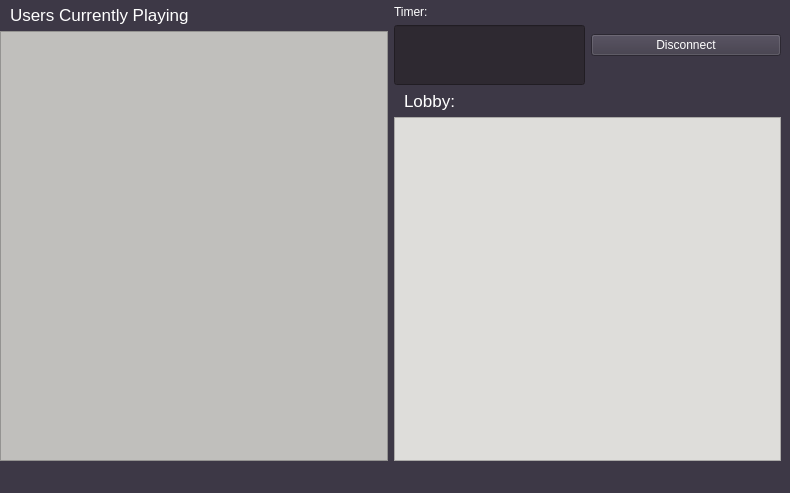
Qt form mainwindow.ui (pprzybylska/panstwa-miasta) before a commit.
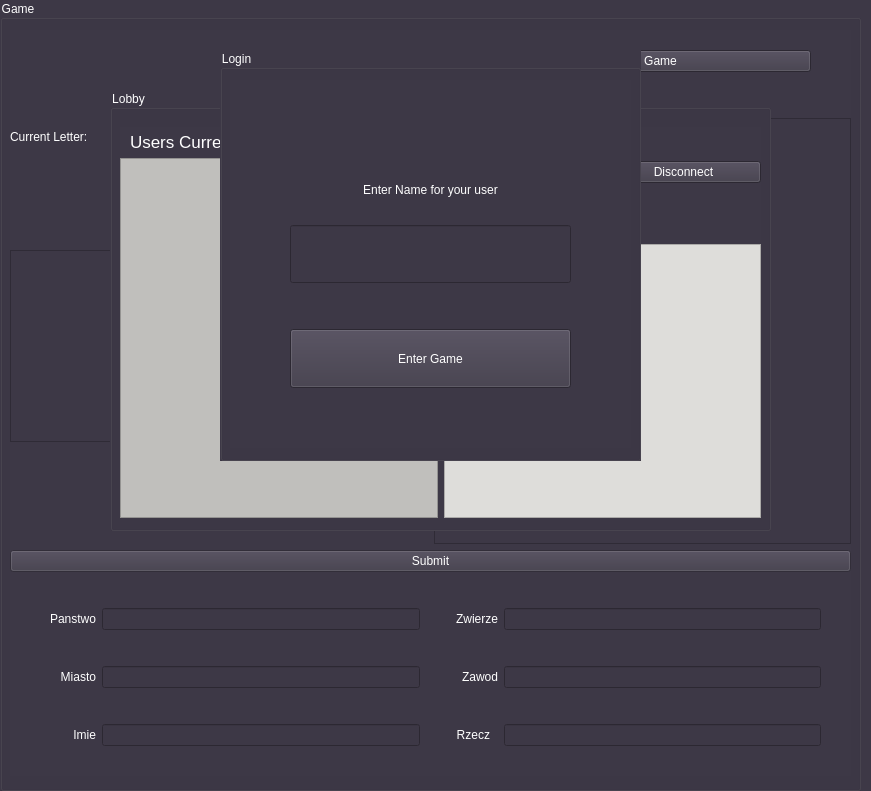
The same form after that commit.

Patch:
```diff
--- a/mainwindow.ui
+++ b/mainwindow.ui
@@ -6,8 +6,8 @@
    <rect>
     <x>0</x>
     <y>0</y>
-    <width>790</width>
-    <height>493</height>
+    <width>871</width>
+    <height>791</height>
    </rect>
   </property>
   <property name="windowTitle">
@@ -20,13 +20,28 @@
    <property name="styleSheet">
     <string notr="true">QWidget { background-color: rgb(61, 56, 70); color: white;}</string>
    </property>
-   <widget class="QWidget" name="horizontalLayoutWidget">
+   <widget class="QGroupBox" name="LobbyGroup">
+    <property name="enabled">
+     <bool>true</bool>
+    </property>
     <property name="geometry">
      <rect>
-      <x>0</x>
-      <y>0</y>
-      <width>781</width>
-      <height>461</height>
+      <x>110</x>
+      <y>90</y>
+      <width>661</width>
+      <height>441</height>
+     </rect>
+    </property>
+    <property name="title">
+     <string>Lobby</string>
+    </property>
+    <widget class="QWidget" name="horizontalWidget" native="true">
+     <property name="geometry">
+      <rect>
+       <x>10</x>
+       <y>37</y>
+       <width>641</width>
+       <height>391</height>
      </rect>
     </property>
     <layout class="QHBoxLayout" name="basicLayout">
@@ -71,6 +86,9 @@
        </item>
        <item>
         <widget class="QListWidget" name="usersList">
+          <property name="enabled">
+           <bool>false</bool>
+          </property>
          <property name="sizePolicy">
           <sizepolicy hsizetype="Preferred" vsizetype="Expanding">
            <horstretch>0</horstretch>
@@ -115,8 +133,11 @@
            </item>
            <item>
             <widget class="QLineEdit" name="showTimer">
+              <property name="enabled">
+               <bool>false</bool>
+              </property>
              <property name="sizePolicy">
-              <sizepolicy hsizetype="Preferred" vsizetype="Preferred">
+               <sizepolicy hsizetype="Ignored" vsizetype="Preferred">
                <horstretch>0</horstretch>
                <verstretch>0</verstretch>
               </sizepolicy>
@@ -127,9 +148,30 @@
                <height>60</height>
               </size>
              </property>
+              <property name="font">
+               <font>
+                <pointsize>25</pointsize>
+                <bold>true</bold>
+               </font>
+              </property>
+              <property name="cursor">
+               <cursorShape>ArrowCursor</cursorShape>
+              </property>
+              <property name="focusPolicy">
+               <enum>Qt::NoFocus</enum>
+              </property>
              <property name="styleSheet">
               <string notr="true">QLineEdit { background-color : rgb(46, 41, 49); color : white; }</string>
              </property>
+              <property name="maxLength">
+               <number>255</number>
+              </property>
+              <property name="alignment">
+               <set>Qt::AlignCenter</set>
+              </property>
+              <property name="readOnly">
+               <bool>false</bool>
+              </property>
             </widget>
            </item>
           </layout>
@@ -172,6 +214,9 @@
          </item>
          <item>
           <widget class="QListWidget" name="listLobby">
+            <property name="enabled">
+             <bool>false</bool>
+            </property>
            <property name="sizePolicy">
             <sizepolicy hsizetype="Preferred" vsizetype="Expanding">
              <horstretch>0</horstretch>
@@ -189,6 +234,740 @@
      </item>
     </layout>
    </widget>
+   </widget>
+   <widget class="QGroupBox" name="GameGroup">
+    <property name="geometry">
+     <rect>
+      <x>0</x>
+      <y>0</y>
+      <width>861</width>
+      <height>791</height>
+     </rect>
+    </property>
+    <property name="sizePolicy">
+     <sizepolicy hsizetype="Preferred" vsizetype="Preferred">
+      <horstretch>0</horstretch>
+      <verstretch>0</verstretch>
+     </sizepolicy>
+    </property>
+    <property name="title">
+     <string>Game</string>
+    </property>
+    <widget class="QWidget" name="verticalLayoutWidget">
+     <property name="geometry">
+      <rect>
+       <x>10</x>
+       <y>30</y>
+       <width>841</width>
+       <height>746</height>
+      </rect>
+     </property>
+     <layout class="QVBoxLayout" name="basicLayout_2">
+      <item>
+       <layout class="QHBoxLayout" name="horizontalLayout" stretch="0,0">
+        <property name="sizeConstraint">
+         <enum>QLayout::SetDefaultConstraint</enum>
+        </property>
+        <item>
+         <layout class="QVBoxLayout" name="LetterLayout">
+          <item>
+           <widget class="QLabel" name="letterLabel">
+            <property name="enabled">
+             <bool>false</bool>
+            </property>
+            <property name="sizePolicy">
+             <sizepolicy hsizetype="Preferred" vsizetype="Fixed">
+              <horstretch>0</horstretch>
+              <verstretch>0</verstretch>
+             </sizepolicy>
+            </property>
+            <property name="text">
+             <string>Current Letter:</string>
+            </property>
+           </widget>
+          </item>
+          <item>
+           <widget class="QTextEdit" name="letterEdit">
+            <property name="enabled">
+             <bool>false</bool>
+            </property>
+            <property name="sizePolicy">
+             <sizepolicy hsizetype="Expanding" vsizetype="Fixed">
+              <horstretch>0</horstretch>
+              <verstretch>0</verstretch>
+             </sizepolicy>
+            </property>
+            <property name="font">
+             <font>
+              <pointsize>70</pointsize>
+              <bold>true</bold>
+              <underline>false</underline>
+             </font>
+            </property>
+            <property name="styleSheet">
+             <string notr="true">QTextEdit {color: green;}</string>
+            </property>
+            <property name="readOnly">
+             <bool>true</bool>
+            </property>
+            <property name="textInteractionFlags">
+             <set>Qt::NoTextInteraction</set>
+            </property>
+           </widget>
+          </item>
+         </layout>
+        </item>
+        <item>
+         <layout class="QVBoxLayout" name="verticalLayout">
+          <item>
+           <spacer name="verticalSpacer_4">
+            <property name="orientation">
+             <enum>Qt::Vertical</enum>
+            </property>
+            <property name="sizeType">
+             <enum>QSizePolicy::Fixed</enum>
+            </property>
+            <property name="sizeHint" stdset="0">
+             <size>
+              <width>20</width>
+              <height>20</height>
+             </size>
+            </property>
+           </spacer>
+          </item>
+          <item>
+           <layout class="QGridLayout" name="gridLayout_2">
+            <item row="0" column="0">
+             <spacer name="horizontalSpacer_10">
+              <property name="orientation">
+               <enum>Qt::Horizontal</enum>
+              </property>
+              <property name="sizeType">
+               <enum>QSizePolicy::Fixed</enum>
+              </property>
+              <property name="sizeHint" stdset="0">
+               <size>
+                <width>40</width>
+                <height>20</height>
+               </size>
+              </property>
+             </spacer>
+            </item>
+            <item row="0" column="1">
+             <widget class="QPushButton" name="leaveBtn">
+              <property name="enabled">
+               <bool>true</bool>
+              </property>
+              <property name="sizePolicy">
+               <sizepolicy hsizetype="Minimum" vsizetype="Fixed">
+                <horstretch>0</horstretch>
+                <verstretch>0</verstretch>
+               </sizepolicy>
+              </property>
+              <property name="baseSize">
+               <size>
+                <width>0</width>
+                <height>0</height>
+               </size>
+              </property>
+              <property name="text">
+               <string>Leave Game</string>
+              </property>
+             </widget>
+            </item>
+            <item row="0" column="2">
+             <spacer name="horizontalSpacer_11">
+              <property name="orientation">
+               <enum>Qt::Horizontal</enum>
+              </property>
+              <property name="sizeType">
+               <enum>QSizePolicy::Fixed</enum>
+              </property>
+              <property name="sizeHint" stdset="0">
+               <size>
+                <width>40</width>
+                <height>20</height>
+               </size>
+              </property>
+             </spacer>
+            </item>
+            <item row="1" column="1">
+             <spacer name="verticalSpacer_5">
+              <property name="orientation">
+               <enum>Qt::Vertical</enum>
+              </property>
+              <property name="sizeType">
+               <enum>QSizePolicy::Fixed</enum>
+              </property>
+              <property name="sizeHint" stdset="0">
+               <size>
+                <width>20</width>
+                <height>20</height>
+               </size>
+              </property>
+             </spacer>
+            </item>
+           </layout>
+          </item>
+          <item>
+           <widget class="QLabel" name="timeLabel">
+            <property name="enabled">
+             <bool>false</bool>
+            </property>
+            <property name="sizePolicy">
+             <sizepolicy hsizetype="Preferred" vsizetype="Fixed">
+              <horstretch>0</horstretch>
+              <verstretch>0</verstretch>
+             </sizepolicy>
+            </property>
+            <property name="frameShape">
+             <enum>QFrame::NoFrame</enum>
+            </property>
+            <property name="text">
+             <string>Timer:</string>
+            </property>
+            <property name="indent">
+             <number>10</number>
+            </property>
+           </widget>
+          </item>
+          <item>
+           <widget class="QTextEdit" name="timerEdit">
+            <property name="enabled">
+             <bool>false</bool>
+            </property>
+            <property name="sizePolicy">
+             <sizepolicy hsizetype="Expanding" vsizetype="Ignored">
+              <horstretch>0</horstretch>
+              <verstretch>0</verstretch>
+             </sizepolicy>
+            </property>
+            <property name="font">
+             <font>
+              <pointsize>60</pointsize>
+              <italic>false</italic>
+              <bold>true</bold>
+             </font>
+            </property>
+            <property name="layoutDirection">
+             <enum>Qt::RightToLeft</enum>
+            </property>
+            <property name="styleSheet">
+             <string notr="true">QTextEdit {align=&quot;center&quot;}</string>
+            </property>
+            <property name="verticalScrollBarPolicy">
+             <enum>Qt::ScrollBarAlwaysOff</enum>
+            </property>
+            <property name="horizontalScrollBarPolicy">
+             <enum>Qt::ScrollBarAlwaysOff</enum>
+            </property>
+            <property name="sizeAdjustPolicy">
+             <enum>QAbstractScrollArea::AdjustIgnored</enum>
+            </property>
+            <property name="textInteractionFlags">
+             <set>Qt::NoTextInteraction</set>
+            </property>
+           </widget>
+          </item>
+         </layout>
+        </item>
+       </layout>
+      </item>
+      <item>
+       <widget class="QPushButton" name="submitBtn">
+        <property name="enabled">
+         <bool>false</bool>
+        </property>
+        <property name="text">
+         <string>Submit</string>
+        </property>
+       </widget>
+      </item>
+      <item>
+       <layout class="QGridLayout" name="enterAnswer">
+        <item row="6" column="2">
+         <spacer name="verticalSpacer_6">
+          <property name="orientation">
+           <enum>Qt::Vertical</enum>
+          </property>
+          <property name="sizeType">
+           <enum>QSizePolicy::Fixed</enum>
+          </property>
+          <property name="sizeHint" stdset="0">
+           <size>
+            <width>20</width>
+            <height>30</height>
+           </size>
+          </property>
+         </spacer>
+        </item>
+        <item row="3" column="4">
+         <widget class="QLabel" name="zawodLabel">
+          <property name="text">
+           <string>Zawod</string>
+          </property>
+          <property name="alignment">
+           <set>Qt::AlignRight|Qt::AlignTrailing|Qt::AlignVCenter</set>
+          </property>
+         </widget>
+        </item>
+        <item row="1" column="6">
+         <spacer name="horizontalSpacer_7">
+          <property name="orientation">
+           <enum>Qt::Horizontal</enum>
+          </property>
+          <property name="sizeType">
+           <enum>QSizePolicy::Fixed</enum>
+          </property>
+          <property name="sizeHint" stdset="0">
+           <size>
+            <width>30</width>
+            <height>20</height>
+           </size>
+          </property>
+         </spacer>
+        </item>
+        <item row="3" column="5">
+         <widget class="QLineEdit" name="zawodLine">
+          <property name="sizePolicy">
+           <sizepolicy hsizetype="Preferred" vsizetype="Fixed">
+            <horstretch>0</horstretch>
+            <verstretch>0</verstretch>
+           </sizepolicy>
+          </property>
+         </widget>
+        </item>
+        <item row="5" column="0">
+         <spacer name="horizontalSpacer_6">
+          <property name="orientation">
+           <enum>Qt::Horizontal</enum>
+          </property>
+          <property name="sizeType">
+           <enum>QSizePolicy::Fixed</enum>
+          </property>
+          <property name="sizeHint" stdset="0">
+           <size>
+            <width>40</width>
+            <height>20</height>
+           </size>
+          </property>
+         </spacer>
+        </item>
+        <item row="5" column="4">
+         <widget class="QLabel" name="rzeczLabel">
+          <property name="sizePolicy">
+           <sizepolicy hsizetype="Fixed" vsizetype="Preferred">
+            <horstretch>0</horstretch>
+            <verstretch>0</verstretch>
+           </sizepolicy>
+          </property>
+          <property name="text">
+           <string>Rzecz</string>
+          </property>
+          <property name="alignment">
+           <set>Qt::AlignRight|Qt::AlignTrailing|Qt::AlignVCenter</set>
+          </property>
+         </widget>
+        </item>
+        <item row="1" column="1">
+         <widget class="QLabel" name="panstwoLabel">
+          <property name="sizePolicy">
+           <sizepolicy hsizetype="Preferred" vsizetype="Preferred">
+            <horstretch>0</horstretch>
+            <verstretch>0</verstretch>
+           </sizepolicy>
+          </property>
+          <property name="layoutDirection">
+           <enum>Qt::LeftToRight</enum>
+          </property>
+          <property name="text">
+           <string>Panstwo</string>
+          </property>
+          <property name="alignment">
+           <set>Qt::AlignRight|Qt::AlignTrailing|Qt::AlignVCenter</set>
+          </property>
+         </widget>
+        </item>
+        <item row="3" column="3">
+         <spacer name="horizontalSpacer_2">
+          <property name="orientation">
+           <enum>Qt::Horizontal</enum>
+          </property>
+          <property name="sizeType">
+           <enum>QSizePolicy::Fixed</enum>
+          </property>
+          <property name="sizeHint" stdset="0">
+           <size>
+            <width>30</width>
+            <height>20</height>
+           </size>
+          </property>
+         </spacer>
+        </item>
+        <item row="1" column="4">
+         <widget class="QLabel" name="zwierzeLabel">
+          <property name="sizePolicy">
+           <sizepolicy hsizetype="Preferred" vsizetype="Preferred">
+            <horstretch>0</horstretch>
+            <verstretch>0</verstretch>
+           </sizepolicy>
+          </property>
+          <property name="minimumSize">
+           <size>
+            <width>0</width>
+            <height>0</height>
+           </size>
+          </property>
+          <property name="text">
+           <string>Zwierze</string>
+          </property>
+          <property name="alignment">
+           <set>Qt::AlignRight|Qt::AlignTrailing|Qt::AlignVCenter</set>
+          </property>
+         </widget>
+        </item>
+        <item row="3" column="6">
+         <spacer name="horizontalSpacer_8">
+          <property name="orientation">
+           <enum>Qt::Horizontal</enum>
+          </property>
+          <property name="sizeType">
+           <enum>QSizePolicy::Fixed</enum>
+          </property>
+          <property name="sizeHint" stdset="0">
+           <size>
+            <width>30</width>
+            <height>20</height>
+           </size>
+          </property>
+         </spacer>
+        </item>
+        <item row="3" column="1">
+         <widget class="QLabel" name="miastoLabel">
+          <property name="text">
+           <string>Miasto</string>
+          </property>
+          <property name="alignment">
+           <set>Qt::AlignRight|Qt::AlignTrailing|Qt::AlignVCenter</set>
+          </property>
+         </widget>
+        </item>
+        <item row="1" column="2">
+         <widget class="QLineEdit" name="panstwoLine">
+          <property name="sizePolicy">
+           <sizepolicy hsizetype="Expanding" vsizetype="Fixed">
+            <horstretch>0</horstretch>
+            <verstretch>0</verstretch>
+           </sizepolicy>
+          </property>
+         </widget>
+        </item>
+        <item row="3" column="2">
+         <widget class="QLineEdit" name="miastoLine">
+          <property name="sizePolicy">
+           <sizepolicy hsizetype="Preferred" vsizetype="Fixed">
+            <horstretch>0</horstretch>
+            <verstretch>0</verstretch>
+           </sizepolicy>
+          </property>
+         </widget>
+        </item>
+        <item row="5" column="3">
+         <spacer name="horizontalSpacer_3">
+          <property name="orientation">
+           <enum>Qt::Horizontal</enum>
+          </property>
+          <property name="sizeType">
+           <enum>QSizePolicy::Fixed</enum>
+          </property>
+          <property name="sizeHint" stdset="0">
+           <size>
+            <width>30</width>
+            <height>20</height>
+           </size>
+          </property>
+         </spacer>
+        </item>
+        <item row="5" column="6">
+         <spacer name="horizontalSpacer_9">
+          <property name="orientation">
+           <enum>Qt::Horizontal</enum>
+          </property>
+          <property name="sizeType">
+           <enum>QSizePolicy::Fixed</enum>
+          </property>
+          <property name="sizeHint" stdset="0">
+           <size>
+            <width>30</width>
+            <height>20</height>
+           </size>
+          </property>
+         </spacer>
+        </item>
+        <item row="4" column="2">
+         <spacer name="verticalSpacer_7">
+          <property name="orientation">
+           <enum>Qt::Vertical</enum>
+          </property>
+          <property name="sizeType">
+           <enum>QSizePolicy::Fixed</enum>
+          </property>
+          <property name="sizeHint" stdset="0">
+           <size>
+            <width>20</width>
+            <height>30</height>
+           </size>
+          </property>
+         </spacer>
+        </item>
+        <item row="1" column="5">
+         <widget class="QLineEdit" name="zwierzeLine">
+          <property name="sizePolicy">
+           <sizepolicy hsizetype="Expanding" vsizetype="Fixed">
+            <horstretch>0</horstretch>
+            <verstretch>0</verstretch>
+           </sizepolicy>
+          </property>
+         </widget>
+        </item>
+        <item row="1" column="0">
+         <spacer name="horizontalSpacer_4">
+          <property name="orientation">
+           <enum>Qt::Horizontal</enum>
+          </property>
+          <property name="sizeType">
+           <enum>QSizePolicy::Fixed</enum>
+          </property>
+          <property name="sizeHint" stdset="0">
+           <size>
+            <width>40</width>
+            <height>20</height>
+           </size>
+          </property>
+         </spacer>
+        </item>
+        <item row="5" column="1">
+         <widget class="QLabel" name="imieLabel">
+          <property name="sizePolicy">
+           <sizepolicy hsizetype="Preferred" vsizetype="Preferred">
+            <horstretch>0</horstretch>
+            <verstretch>0</verstretch>
+           </sizepolicy>
+          </property>
+          <property name="text">
+           <string>Imie</string>
+          </property>
+          <property name="alignment">
+           <set>Qt::AlignRight|Qt::AlignTrailing|Qt::AlignVCenter</set>
+          </property>
+         </widget>
+        </item>
+        <item row="1" column="3">
+         <spacer name="horizontalSpacer">
+          <property name="orientation">
+           <enum>Qt::Horizontal</enum>
+          </property>
+          <property name="sizeType">
+           <enum>QSizePolicy::Fixed</enum>
+          </property>
+          <property name="sizeHint" stdset="0">
+           <size>
+            <width>30</width>
+            <height>20</height>
+           </size>
+          </property>
+         </spacer>
+        </item>
+        <item row="5" column="2">
+         <widget class="QLineEdit" name="imieLine">
+          <property name="sizePolicy">
+           <sizepolicy hsizetype="Preferred" vsizetype="Fixed">
+            <horstretch>0</horstretch>
+            <verstretch>0</verstretch>
+           </sizepolicy>
+          </property>
+         </widget>
+        </item>
+        <item row="2" column="2">
+         <spacer name="verticalSpacer_8">
+          <property name="orientation">
+           <enum>Qt::Vertical</enum>
+          </property>
+          <property name="sizeType">
+           <enum>QSizePolicy::Fixed</enum>
+          </property>
+          <property name="sizeHint" stdset="0">
+           <size>
+            <width>20</width>
+            <height>30</height>
+           </size>
+          </property>
+         </spacer>
+        </item>
+        <item row="3" column="0">
+         <spacer name="horizontalSpacer_5">
+          <property name="orientation">
+           <enum>Qt::Horizontal</enum>
+          </property>
+          <property name="sizeType">
+           <enum>QSizePolicy::Fixed</enum>
+          </property>
+          <property name="sizeHint" stdset="0">
+           <size>
+            <width>40</width>
+            <height>20</height>
+           </size>
+          </property>
+         </spacer>
+        </item>
+        <item row="5" column="5">
+         <widget class="QLineEdit" name="rzeczLine">
+          <property name="sizePolicy">
+           <sizepolicy hsizetype="Preferred" vsizetype="Fixed">
+            <horstretch>0</horstretch>
+            <verstretch>0</verstretch>
+           </sizepolicy>
+          </property>
+         </widget>
+        </item>
+        <item row="0" column="2">
+         <spacer name="verticalSpacer_9">
+          <property name="orientation">
+           <enum>Qt::Vertical</enum>
+          </property>
+          <property name="sizeType">
+           <enum>QSizePolicy::Fixed</enum>
+          </property>
+          <property name="sizeHint" stdset="0">
+           <size>
+            <width>20</width>
+            <height>30</height>
+           </size>
+          </property>
+         </spacer>
+        </item>
+       </layout>
+      </item>
+     </layout>
+    </widget>
+   </widget>
+   <widget class="QGroupBox" name="LoginGroup">
+    <property name="geometry">
+     <rect>
+      <x>220</x>
+      <y>50</y>
+      <width>421</width>
+      <height>411</height>
+     </rect>
+    </property>
+    <property name="title">
+     <string>Login</string>
+    </property>
+    <widget class="QWidget" name="verticalLayoutWidget_2">
+     <property name="geometry">
+      <rect>
+       <x>10</x>
+       <y>30</y>
+       <width>401</width>
+       <height>368</height>
+      </rect>
+     </property>
+     <layout class="QVBoxLayout" name="EnterLeyout">
+      <property name="sizeConstraint">
+       <enum>QLayout::SetDefaultConstraint</enum>
+      </property>
+      <property name="leftMargin">
+       <number>60</number>
+      </property>
+      <property name="topMargin">
+       <number>80</number>
+      </property>
+      <property name="rightMargin">
+       <number>60</number>
+      </property>
+      <property name="bottomMargin">
+       <number>60</number>
+      </property>
+      <item>
+       <layout class="QVBoxLayout" name="EnterNameLayout">
+        <property name="sizeConstraint">
+         <enum>QLayout::SetFixedSize</enum>
+        </property>
+        <item>
+         <widget class="QLabel" name="labelEnterName">
+          <property name="sizePolicy">
+           <sizepolicy hsizetype="Preferred" vsizetype="Preferred">
+            <horstretch>0</horstretch>
+            <verstretch>0</verstretch>
+           </sizepolicy>
+          </property>
+          <property name="layoutDirection">
+           <enum>Qt::LeftToRight</enum>
+          </property>
+          <property name="styleSheet">
+           <string notr="true">QLabel { color : white; }</string>
+          </property>
+          <property name="text">
+           <string>Enter Name for your user</string>
+          </property>
+          <property name="alignment">
+           <set>Qt::AlignCenter</set>
+          </property>
+         </widget>
+        </item>
+        <item>
+         <widget class="QLineEdit" name="enterName">
+          <property name="sizePolicy">
+           <sizepolicy hsizetype="Expanding" vsizetype="Preferred">
+            <horstretch>0</horstretch>
+            <verstretch>0</verstretch>
+           </sizepolicy>
+          </property>
+          <property name="minimumSize">
+           <size>
+            <width>0</width>
+            <height>0</height>
+           </size>
+          </property>
+         </widget>
+        </item>
+        <item>
+         <spacer name="verticalSpacer_3">
+          <property name="orientation">
+           <enum>Qt::Vertical</enum>
+          </property>
+          <property name="sizeType">
+           <enum>QSizePolicy::Fixed</enum>
+          </property>
+          <property name="sizeHint" stdset="0">
+           <size>
+            <width>20</width>
+            <height>40</height>
+           </size>
+          </property>
+         </spacer>
+        </item>
+        <item>
+         <widget class="QPushButton" name="PBtnEnterGame">
+          <property name="sizePolicy">
+           <sizepolicy hsizetype="Minimum" vsizetype="Preferred">
+            <horstretch>0</horstretch>
+            <verstretch>0</verstretch>
+           </sizepolicy>
+          </property>
+          <property name="text">
+           <string>Enter Game</string>
+          </property>
+         </widget>
+        </item>
+       </layout>
+      </item>
+     </layout>
+    </widget>
+   </widget>
+   <zorder>GameGroup</zorder>
+   <zorder>LobbyGroup</zorder>
+   <zorder>LoginGroup</zorder>
   </widget>
  </widget>
  <resources/>
```
Lines whose indentation alone changed are shown as unchanged.
